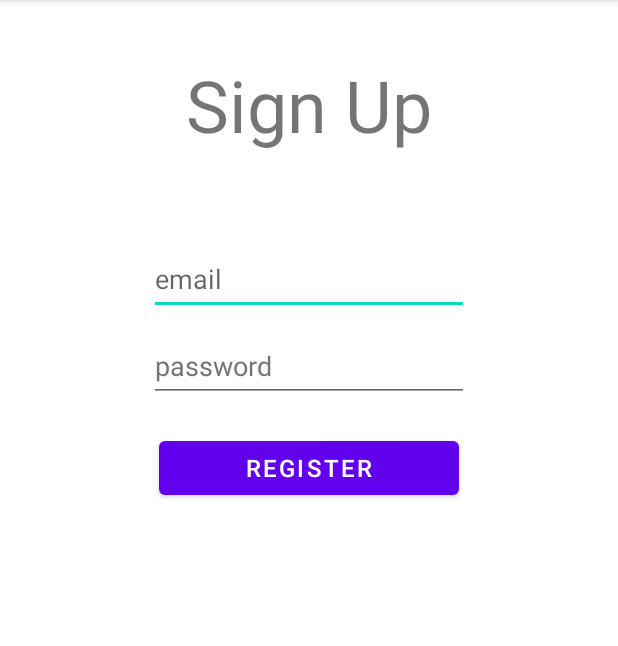
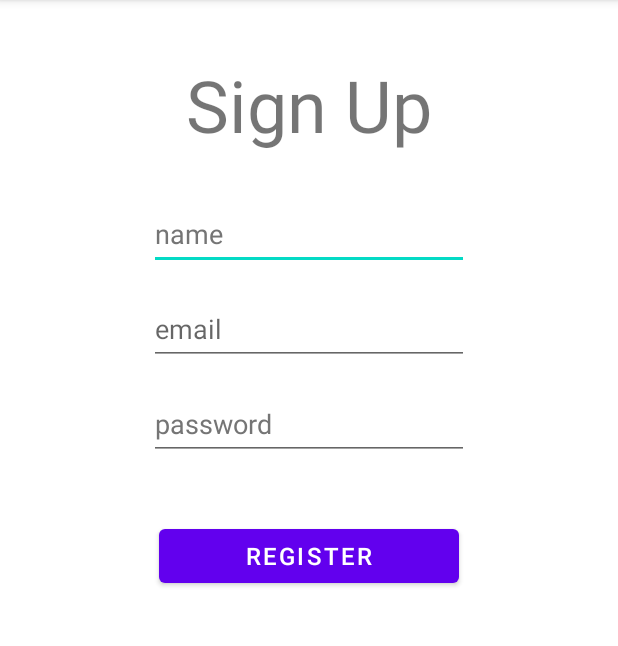
Before and after one commit to malikendsley/QuipSwap, an Android app: the SignupActivity screen opened directly, with no data from a screen before it, on a phone screen of 412 x 824 dp, the part 84-730 px from its top. Run offline under Robolectric (Android 15) with nearby library versions, the phone set to English and light mode, and no system bars; our stand-ins replace Firebase (no records; nobody signed in at launch, a user with empty details on screens opened directly).

Commit message:
adding name field to signup, implementing createUser in firebaseutils

```diff
--- a/app/src/main/java/com/malikendsley/quipswap/SignupActivity.java
+++ b/app/src/main/java/com/malikendsley/quipswap/SignupActivity.java
@@ -19,6 +19,8 @@ import com.google.android.gms.tasks.OnCompleteListener;
 import com.google.android.gms.tasks.Task;
 import com.google.firebase.auth.AuthResult;
 import com.google.firebase.auth.FirebaseAuth;
+
+import com.malikendsley.firebaseutils.FirebaseUtils;
 
 public class SignupActivity extends AppCompatActivity {
 
--- a/app/src/main/res/layout/activity_sign_up.xml
+++ b/app/src/main/res/layout/activity_sign_up.xml
@@ -16,17 +16,45 @@
         android:textSize="48sp" />
 
     <EditText
-        android:id="@+id/signupEmail"
+        android:id="@+id/signUpUsername"
         android:layout_width="wrap_content"
         android:layout_height="wrap_content"
         android:layout_below="@+id/profileText"
         android:layout_centerHorizontal="true"
-        android:layout_marginTop="60dp"
+        android:layout_marginTop="30dp"
+        android:autofillHints=""
+        android:ems="10"
+        android:hint="@string/name"
+        android:inputType="text"
+        android:minHeight="48dp"
+        android:textColorHint="#757575" />
+
+    <EditText
+        android:id="@+id/signupEmail"
+        android:layout_width="wrap_content"
+        android:layout_height="wrap_content"
+        android:layout_below="@+id/signUpUsername"
+        android:layout_marginTop="15dp"
+        android:layout_centerHorizontal="true"
         android:autofillHints=""
         android:ems="10"
         android:hint="@string/email"
         android:inputType="textEmailAddress"
         android:minHeight="48dp" />
+
+    <EditText
+        android:id="@+id/signUpPassword"
+        android:layout_width="wrap_content"
+        android:layout_height="wrap_content"
+        android:layout_below="@+id/signupEmail"
+        android:layout_centerHorizontal="true"
+        android:layout_marginTop="15dp"
+        android:autofillHints=""
+        android:ems="10"
+        android:hint="@string/password"
+        android:inputType="textPassword"
+        android:minHeight="48dp"
+        android:textColorHint="#757575" />
 
     <Button
         android:id="@+id/registerButton"
@@ -34,26 +62,14 @@
         android:layout_height="wrap_content"
         android:layout_below="@+id/signUpPassword"
         android:layout_centerHorizontal="true"
-        android:layout_marginTop="20dp"
+        android:layout_marginTop="40dp"
         android:elegantTextHeight="true"
         android:maxLines="1"
         android:text="@string/register"
         android:textAlignment="center"
         android:textSize="16sp" />
 
-    <EditText
-        android:id="@+id/signUpPassword"
-        android:layout_width="wrap_content"
-        android:layout_height="wrap_content"
-        android:layout_below="@+id/signupEmail"
-        android:layout_centerHorizontal="true"
-        android:layout_marginTop="10dp"
-        android:autofillHints=""
-        android:ems="10"
-        android:hint="@string/password"
-        android:inputType="textPassword"
-        android:minHeight="48dp"
-        android:textColorHint="#757575" />
+
 
 
 </RelativeLayout>
--- a/app/src/main/res/values/strings.xml
+++ b/app/src/main/res/values/strings.xml
@@ -11,4 +11,5 @@
     <string name="not_a_user">Not a user?</string>
     <string name="register">Register</string>
     <string name="log_out">Log Out</string>
+    <string name="name">name</string>
 </resources>
```
Also changed, not shown: app/src/main/java/com/malikendsley/firebaseutils/FirebaseUtils.java (+42 -6 lines), app/src/main/java/com/malikendsley/firebaseutils/User.java (added, +24 -0 lines).
